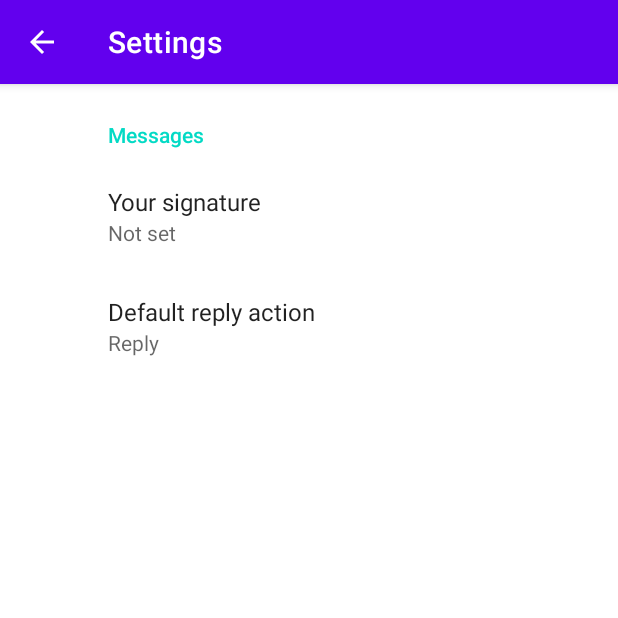
After one commit to MiguelLucas/Mushu, an Android app: the SettingsActivity screen opened directly, with no data from a screen before it, on a phone screen of 412 x 824 dp, the top half of it. The commit adds this screen. Run offline under Robolectric (Android 15) with nearby library versions, the phone set to English and light mode, and no system bars; our stand-ins replace androidx.preference; 1 statement that could not run was skipped.

Commit message:
Added settings menu

```diff
--- a/app/app/src/main/AndroidManifest.xml
+++ b/app/app/src/main/AndroidManifest.xml
@@ -1,10 +1,10 @@
 <?xml version="1.0" encoding="utf-8"?>
 <manifest xmlns:android="http://schemas.android.com/apk/res/android"
     xmlns:tools="http://schemas.android.com/tools">
-    <uses-permission android:name="android.permission.POST_NOTIFICATIONS"/>
-    <uses-permission android:name="android.permission.FOREGROUND_SERVICE_MEDIA_PLAYBACK"/>
+
+    <uses-permission android:name="android.permission.POST_NOTIFICATIONS" />
+    <uses-permission android:name="android.permission.FOREGROUND_SERVICE_MEDIA_PLAYBACK" />
     <uses-permission android:name="android.permission.FOREGROUND_SERVICE" />
-
 
     <application
         android:allowBackup="true"
@@ -23,17 +23,20 @@
         <meta-data
             android:name="firebase_analytics_collection_enabled"
             android:value="true" />
-        <!-- Set custom default icon. This is used when no icon is set for incoming notification messages.
-             See README(https://goo.gl/l4GJaQ) for more. -->
+        <!--
+ Set custom default icon. This is used when no icon is set for incoming notification messages.
+             See README(https://goo.gl/l4GJaQ) for more.
+        -->
         <meta-data
             android:name="com.google.firebase.messaging.default_notification_icon"
             android:resource="@drawable/ic_notifications_black_24dp" />
-        <!-- Set color used with incoming notification messages. This is used when no color is set for the incoming
-             notification message. See README(https://goo.gl/6BKBk7) for more. -->
+        <!--
+ Set color used with incoming notification messages. This is used when no color is set for the incoming
+             notification message. See README(https://goo.gl/6BKBk7) for more.
+        -->
         <meta-data
             android:name="com.google.firebase.messaging.default_notification_color"
             android:resource="@color/colorAccent" />
-
         <meta-data
             android:name="com.google.firebase.messaging.default_notification_channel_id"
             android:value="@string/default_notification_channel_id" />
@@ -49,6 +52,15 @@
             </intent-filter>
         </activity>
 
+        <activity
+            android:name=".SettingsActivity"
+            android:label="Settings"
+            android:parentActivityName=".MainActivity">
+            <meta-data
+                android:name="android.support.PARENT_ACTIVITY"
+                android:value=".MainActivity" />
+        </activity>
+
         <service
             android:name=".FirebaseCloudMessagingService"
             android:exported="false">
@@ -56,11 +68,10 @@
                 <action android:name="com.google.firebase.MESSAGING_EVENT" />
             </intent-filter>
         </service>
-
-        <service android:name="AlarmService"
+        <service
+            android:name=".AlarmService"
             android:exported="false"
             android:foregroundServiceType="mediaPlayback" />
-
     </application>
 
 </manifest>
--- a/app/app/src/main/java/com/mlucas/mushu/MainActivity.kt
+++ b/app/app/src/main/java/com/mlucas/mushu/MainActivity.kt
@@ -1,10 +1,13 @@
 package com.mlucas.mushu
 
 import android.Manifest.permission.POST_NOTIFICATIONS
+import android.content.Intent
 import android.content.pm.PackageManager
 import android.os.Build
 import android.os.Bundle
 import android.util.Log
+import android.view.Menu
+import android.view.MenuItem
 import androidx.activity.result.contract.ActivityResultContracts
 import androidx.appcompat.app.AppCompatActivity
 import androidx.core.content.ContextCompat
@@ -49,6 +52,23 @@ class MainActivity : AppCompatActivity() {
 
         askNotificationPermission()
         configureNotifications()
+    }
+
+    override fun onCreateOptionsMenu(menu: Menu): Boolean {
+        menuInflater.inflate(R.menu.menu, menu)
+        return true
+    }
+
+    override fun onOptionsItemSelected(item: MenuItem): Boolean {
+        return when (item.itemId) {
+            R.id.action_settings -> {
+                // Handle the settings action
+                val intent = Intent(this, SettingsActivity::class.java)
+                startActivity(intent)
+                true
+            }
+            else -> super.onOptionsItemSelected(item)
+        }
     }
 
     // Declare the launcher at the top of your Activity/Fragment:
--- /dev/null
+++ b/app/app/src/main/java/com/mlucas/mushu/SettingsActivity.kt
@@ -0,0 +1,26 @@
+package com.mlucas.mushu
+
+import android.os.Bundle
+import androidx.appcompat.app.AppCompatActivity
+import androidx.preference.PreferenceFragmentCompat
+
+class SettingsActivity : AppCompatActivity() {
+
+    override fun onCreate(savedInstanceState: Bundle?) {
+        super.onCreate(savedInstanceState)
+        setContentView(R.layout.settings_activity)
+        if (savedInstanceState == null) {
+            supportFragmentManager
+                .beginTransaction()
+                .replace(R.id.settings, SettingsFragment())
+                .commit()
+        }
+        supportActionBar?.setDisplayHomeAsUpEnabled(true)
+    }
+
+    class SettingsFragment : PreferenceFragmentCompat() {
+        override fun onCreatePreferences(savedInstanceState: Bundle?, rootKey: String?) {
+            setPreferencesFromResource(R.xml.root_preferences, rootKey)
+        }
+    }
+}
--- /dev/null
+++ b/app/app/src/main/res/layout/settings_activity.xml
@@ -0,0 +1,9 @@
+<LinearLayout xmlns:android="http://schemas.android.com/apk/res/android"
+    android:layout_width="match_parent"
+    android:layout_height="match_parent">
+
+    <FrameLayout
+        android:id="@+id/settings"
+        android:layout_width="match_parent"
+        android:layout_height="match_parent" />
+</LinearLayout>
--- /dev/null
+++ b/app/app/src/main/res/menu/menu.xml
@@ -0,0 +1,8 @@
+<menu xmlns:android="http://schemas.android.com/apk/res/android"
+    xmlns:app="http://schemas.android.com/apk/res-auto">
+    <item
+        android:id="@+id/action_settings"
+        android:title="Settings"
+        android:icon="@drawable/icon_calendar"
+        app:showAsAction="never" />
+</menu>
--- /dev/null
+++ b/app/app/src/main/res/values/arrays.xml
@@ -0,0 +1,31 @@
+<resources>
+    <!-- Reply Preference -->
+    <string-array name="reply_entries">
+        <item>Reply</item>
+        <item>Reply to all</item>
+    </string-array>
+
+    <string-array name="reply_values">
+        <item>reply</item>
+        <item>reply_all</item>
+    </string-array>
+
+    <string-array name="option_entries">
+        <item>Option 1</item>
+        <item>Option 2</item>
+        <item>Option 3</item>
+        <item>Option 4</item>
+    </string-array>
+
+    <string-array name="option_values">
+        <item>option1</item>
+        <item>option2</item>
+        <item>option3</item>
+        <item>option4</item>
+    </string-array>
+
+    <string-array name="default_values">
+        <item>option1</item>
+        <item>option3</item>
+    </string-array>
+</resources>
--- a/app/app/src/main/res/values/strings.xml
+++ b/app/app/src/main/res/values/strings.xml
@@ -7,4 +7,20 @@
     <string name="default_notification_channel_id" translatable="false">general_notification_channel</string>
     <string name="alarm_notification_channel_id" translatable="false">alarm_notification_channel</string>
 
+    <string name="title_activity_settings">SettingsActivity</string>
+
+    <!-- Preference Titles -->
+    <string name="messages_header">Messages</string>
+    <string name="sync_header">Sync</string>
+
+    <!-- Messages Preferences -->
+    <string name="signature_title">Your signature</string>
+    <string name="reply_title">Default reply action</string>
+
+    <!-- Sync Preferences -->
+    <string name="sync_title">Sync email periodically</string>
+    <string name="attachment_title">Download incoming attachments</string>
+    <string name="attachment_summary_on">Automatically download attachments for incoming emails
+    </string>
+    <string name="attachment_summary_off">Only download attachments when manually requested</string>
 </resources>
--- /dev/null
+++ b/app/app/src/main/res/xml/root_preferences.xml
@@ -0,0 +1,43 @@
+<PreferenceScreen xmlns:app="http://schemas.android.com/apk/res-auto">
+
+    <PreferenceCategory app:title="@string/messages_header">
+
+        <EditTextPreference
+            app:key="signature"
+            app:title="@string/signature_title"
+            app:useSimpleSummaryProvider="true" />
+
+        <ListPreference
+            app:defaultValue="reply"
+            app:entries="@array/reply_entries"
+            app:entryValues="@array/reply_values"
+            app:key="reply"
+            app:title="@string/reply_title"
+            app:useSimpleSummaryProvider="true" />
+
+        <MultiSelectListPreference
+            app:key="multi_select_key"
+            app:title="Multi-Select Option"
+            app:summary="Select multiple options"
+            app:entries="@array/option_entries"
+            app:entryValues="@array/option_values"
+            app:defaultValue="@array/default_values" />
+
+    </PreferenceCategory>
+
+    <PreferenceCategory app:title="@string/sync_header">
+
+        <SwitchPreferenceCompat
+            app:key="sync"
+            app:title="@string/sync_title" />
+
+        <SwitchPreferenceCompat
+            app:dependency="sync"
+            app:key="attachment"
+            app:summaryOff="@string/attachment_summary_off"
+            app:summaryOn="@string/attachment_summary_on"
+            app:title="@string/attachment_title" />
+
+    </PreferenceCategory>
+
+</PreferenceScreen>
```
